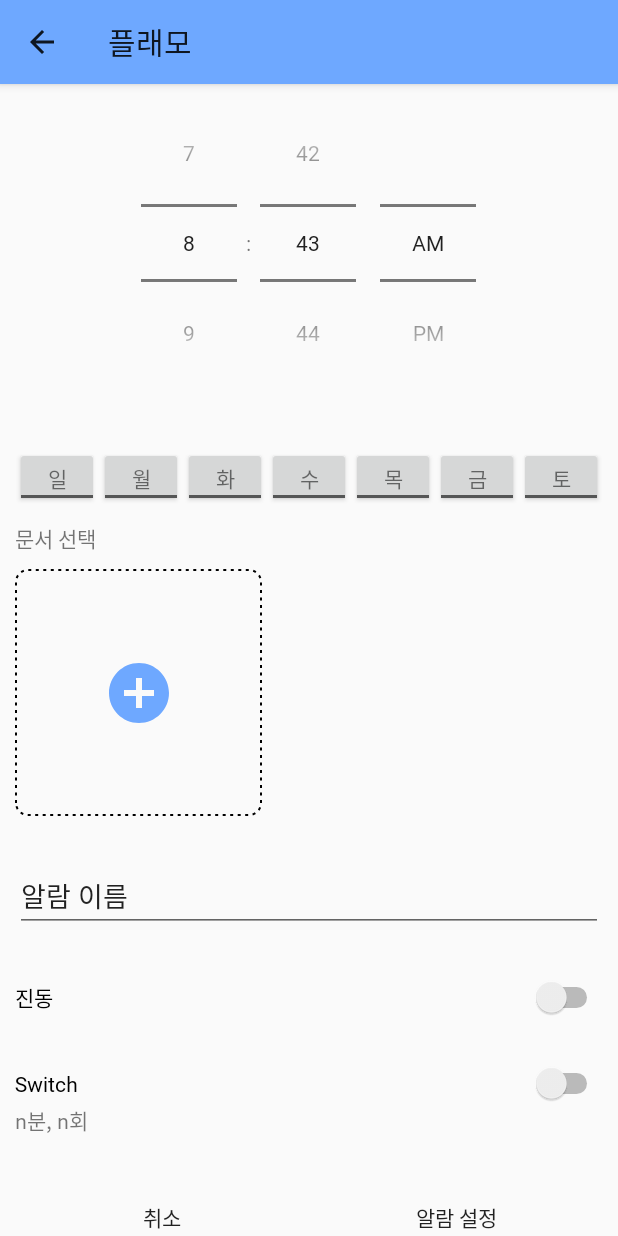
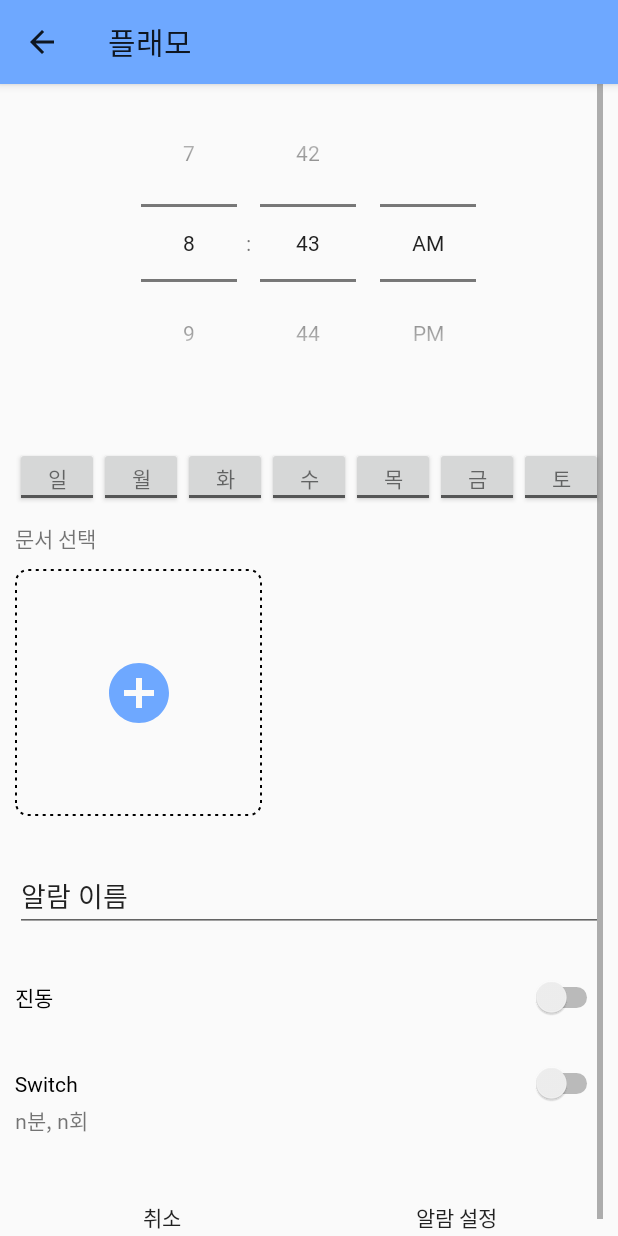
Before and after one commit to ajou-jipjung/plaemo, an Android app: the PlaemoAlarmListActivity screen opened directly, with no data from a screen before it, after a tap on "add_alarm", on a phone screen of 412 x 824 dp. Run offline under Robolectric (Android 15) with nearby library versions, the phone set to English and light mode, and no system bars.

Commit message:
알림 적용

```diff
--- a/app/src/main/java/com/po771/plaemo/AddDocActivity.java
+++ b/app/src/main/java/com/po771/plaemo/AddDocActivity.java
@@ -339,7 +339,7 @@ public class AddDocActivity extends AppCompatActivity implements View.OnClickLis
         try {
             fos = new FileOutputStream(mypath);
             // Use the compress method on the BitMap object to write image to the OutputStream
-            bitmapImage.compress(Bitmap.CompressFormat.PNG, 100, fos);
+            bitmapImage.compress(Bitmap.CompressFormat.JPEG, 0, fos);
         } catch (Exception e) {
             e.printStackTrace();
         } finally {
--- a/app/src/main/java/com/po771/plaemo/PlaemoAlarmListActivity.java
+++ b/app/src/main/java/com/po771/plaemo/PlaemoAlarmListActivity.java
@@ -22,13 +22,14 @@ public class PlaemoAlarmListActivity extends AppCompatActivity {
     BaseHelper baseHelper;
     PlaemoAlarmList_Adapter adapter;
     List<Item_alarm> alarmList;
-
+    AlarmLoader alarmLoader;
     @Override
     public void onCreate(Bundle savedInstanceState) {
         super.onCreate(savedInstanceState);
         setContentView(R.layout.activity_alarm_list);
 
         baseHelper = BaseHelper.getInstance(this);
+        alarmLoader = AlarmLoader.getInstance(this);
         alarmList= baseHelper.getAllalarm();
 
         RecyclerView recyclerView = findViewById(R.id.plaemoalarm_recylcerview);
@@ -76,8 +77,8 @@ public class PlaemoAlarmListActivity extends AppCompatActivity {
         if(requestCode==200){
 //            Toast.makeText(this,"check!",Toast.LENGTH_SHORT).show();
             alarmList= baseHelper.getAllalarm();
+            alarmLoader.initAlarm(alarmList);
             adapter.update(alarmList);
         }
     }
-
 }
--- a/app/src/main/java/com/po771/plaemo/PlaemoAlarmList_Adapter.java
+++ b/app/src/main/java/com/po771/plaemo/PlaemoAlarmList_Adapter.java
@@ -28,7 +28,7 @@ public class PlaemoAlarmList_Adapter extends RecyclerView.Adapter<PlaemoAlarmLis
 
     Context context;
     BaseHelper baseHelper;
-
+    AlarmLoader alarmLoader;
     private List<Item_alarm> alarmList;
 //    private Context context;
 
@@ -48,6 +48,7 @@ public class PlaemoAlarmList_Adapter extends RecyclerView.Adapter<PlaemoAlarmLis
     public PlaemoAlarmList_Adapter.ViewHolder onCreateViewHolder(@NonNull ViewGroup parent, int viewType) {
 //        context = parent.getContext();
         context=parent.getContext();
+        this.alarmLoader = AlarmLoader.getInstance(context);
         LayoutInflater inflater = LayoutInflater.from(context);
         View view = inflater.inflate(R.layout.plaemoalarmlist_item,parent, false);
 
@@ -58,7 +59,6 @@ public class PlaemoAlarmList_Adapter extends RecyclerView.Adapter<PlaemoAlarmLis
 
     @Override
     public void onBindViewHolder(@NonNull final PlaemoAlarmList_Adapter.ViewHolder holder, final int position) {
-
         Item_alarm item_alarm  = alarmList.get(position);
         String alarm_time;
         if(item_alarm.getHour()>12){
--- a/app/src/main/java/com/po771/plaemo/SplashActivity.java
+++ b/app/src/main/java/com/po771/plaemo/SplashActivity.java
@@ -213,7 +213,7 @@ public class SplashActivity extends AppCompatActivity {
         try {
             fos = new FileOutputStream(mypath);
             // Use the compress method on the BitMap object to write image to the OutputStream
-            bitmapImage.compress(Bitmap.CompressFormat.PNG, 100, fos);
+            bitmapImage.compress(Bitmap.CompressFormat.JPEG, 0, fos);
         } catch (Exception e) {
             e.printStackTrace();
         } finally {
--- a/app/src/main/res/layout/activity_alarm_setting.xml
+++ b/app/src/main/res/layout/activity_alarm_setting.xml
@@ -1,19 +1,23 @@
 <?xml version="1.0" encoding="utf-8"?>
-<LinearLayout xmlns:android="http://schemas.android.com/apk/res/android"
+<ScrollView xmlns:android="http://schemas.android.com/apk/res/android"
     xmlns:app="http://schemas.android.com/apk/res-auto"
     xmlns:tools="http://schemas.android.com/tools"
     android:layout_width="match_parent"
     android:layout_height="wrap_content"
-    android:orientation="vertical"
     tools:context="PlaemoAlarmSetActivity"
     android:layout_marginHorizontal="10dp">
 
+    <LinearLayout
+        android:layout_width="match_parent"
+        android:layout_height="match_parent"
+        android:orientation="vertical">
+
         <TimePicker
-        android:theme="@style/Theme.MyApp"
             android:id="@+id/timePicker"
             android:layout_width="match_parent"
             android:layout_height="wrap_content"
             android:layout_gravity="center"
+            android:theme="@style/Theme.MyApp"
             android:timePickerMode="spinner" />
 
         <LinearLayout
@@ -88,45 +92,46 @@
         </LinearLayout>
 
         <TextView
-        android:layout_marginVertical="10dp"
             android:layout_width="match_parent"
             android:layout_height="wrap_content"
-        android:text="문서 선택"/>
+            android:layout_marginVertical="10dp"
+            android:text="문서 선택" />
 
         <LinearLayout
             android:layout_width="match_parent"
             android:layout_height="wrap_content"
             android:orientation="horizontal">
+
             <androidx.appcompat.widget.AppCompatImageButton
                 android:id="@+id/alarmset_imagebutton"
                 android:layout_width="wrap_content"
                 android:layout_height="100dp"
                 android:adjustViewBounds="true"
                 android:background="@drawable/dash_line"
+                android:scaleType="centerInside"
                 android:src="@drawable/ic_add_circle_48px"
-            android:tint="@color/colorPrimary"
-            android:scaleType="centerInside"
-            />
+                android:tint="@color/colorPrimary" />
+
             <LinearLayout
                 android:layout_width="0dp"
+                android:layout_height="match_parent"
+                android:layout_marginLeft="10dp"
                 android:layout_weight="1"
-            android:layout_height="match_parent"
-            android:orientation="vertical"
-            android:layout_marginLeft="10dp">
+                android:orientation="vertical">
+
                 <TextView
                     android:id="@+id/alarmset_bookname"
                     android:layout_width="match_parent"
                     android:layout_height="30dp"
-                android:gravity="center_vertical"
                     android:autoSizeTextType="uniform"
-                />
+                    android:gravity="center_vertical" />
+
                 <TextView
                     android:id="@+id/alarmset_bookpage"
                     android:layout_width="match_parent"
                     android:layout_height="20dp"
-                android:gravity="center_vertical"
                     android:autoSizeTextType="uniform"
-                />
+                    android:gravity="center_vertical" />
             </LinearLayout>
         </LinearLayout>
 
@@ -190,6 +195,6 @@
                 android:layout_weight="1"
                 android:text="알람 설정" />
         </LinearLayout>
+    </LinearLayout>
 
-
-</LinearLayout>
+</ScrollView>
```
Lines whose indentation alone changed are shown as unchanged.
